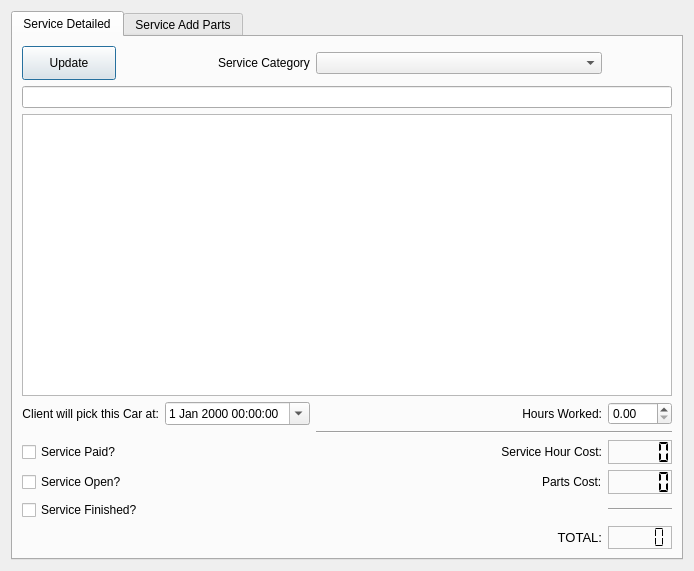
bedi1982/Oficina, file Client_Add_service.ui: the form before one commit.
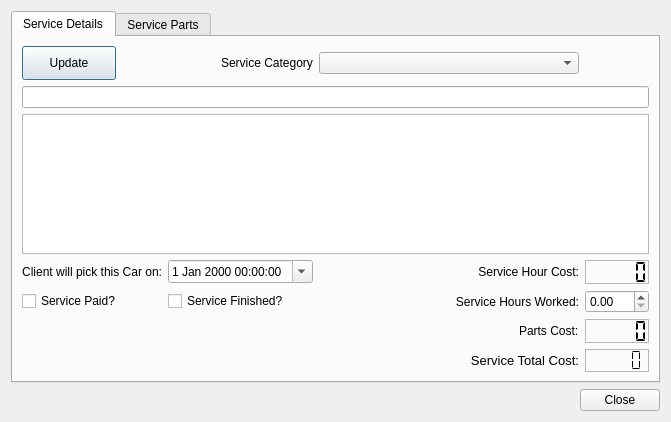
The form after the commit. Icons and pictures are not drawn.

Commit message: Bugfixes; Removal of employee related functions, this can be implemented when it actually is needed. Removed useless functions, moving to a more direct to the point application.

The edit to the form file:
```diff
--- a/Client_Add_service.ui
+++ b/Client_Add_service.ui
@@ -6,8 +6,8 @@
    <rect>
     <x>0</x>
     <y>0</y>
-    <width>694</width>
-    <height>571</height>
+    <width>671</width>
+    <height>422</height>
    </rect>
   </property>
   <property name="windowTitle">
@@ -18,31 +18,46 @@
     <normaloff>:/emoticons/service.png</normaloff>:/emoticons/service.png</iconset>
   </property>
   <layout class="QGridLayout" name="gridLayout">
-   <item row="1" column="0">
+   <item row="6" column="0">
     <widget class="QTabWidget" name="tabWidget">
      <property name="currentIndex">
       <number>0</number>
      </property>
      <widget class="QWidget" name="ServiceDescription">
       <attribute name="title">
-       <string>Service Detailed</string>
+       <string>Service Details</string>
       </attribute>
       <layout class="QGridLayout" name="gridLayout_2">
-       <item row="13" column="3">
-        <widget class="Line" name="line_2">
-         <property name="orientation">
-          <enum>Qt::Horizontal</enum>
+       <item row="10" column="4">
+        <widget class="QDoubleSpinBox" name="Spin_Hand_Work_Hours">
+         <property name="enabled">
+          <bool>true</bool>
          </property>
+         <property name="sizePolicy">
+          <sizepolicy hsizetype="Fixed" vsizetype="Fixed">
+           <horstretch>0</horstretch>
+           <verstretch>0</verstretch>
+          </sizepolicy>
+         </property>
+         <property name="maximum">
+          <double>999.000000000000000</double>
+         </property>
+         <property name="singleStep">
+          <double>1.000000000000000</double>
+         </property>
         </widget>
        </item>
-       <item row="8" column="2" colspan="2">
-        <widget class="Line" name="line">
-         <property name="orientation">
-          <enum>Qt::Horizontal</enum>
+       <item row="10" column="1">
+        <widget class="QCheckBox" name="check_Finished">
+         <property name="enabled">
+          <bool>true</bool>
          </property>
+         <property name="text">
+          <string>Service Finished?</string>
+         </property>
         </widget>
        </item>
-       <item row="4" column="0" colspan="4">
+       <item row="4" column="0" colspan="5">
         <widget class="QLineEdit" name="line_ServiceShortDescription">
          <property name="focusPolicy">
           <enum>Qt::NoFocus</enum>
@@ -52,79 +67,6 @@
          </property>
         </widget>
        </item>
-       <item row="12" column="3">
-        <widget class="QLCDNumber" name="lcd_Parts_Cost_2">
-         <property name="sizePolicy">
-          <sizepolicy hsizetype="Fixed" vsizetype="Fixed">
-           <horstretch>0</horstretch>
-           <verstretch>0</verstretch>
-          </sizepolicy>
-         </property>
-         <property name="minimumSize">
-          <size>
-           <width>0</width>
-           <height>24</height>
-          </size>
-         </property>
-         <property name="maximumSize">
-          <size>
-           <width>75</width>
-           <height>32</height>
-          </size>
-         </property>
-         <property name="frameShape">
-          <enum>QFrame::StyledPanel</enum>
-         </property>
-         <property name="segmentStyle">
-          <enum>QLCDNumber::Flat</enum>
-         </property>
-        </widget>
-       </item>
-       <item row="11" column="3">
-        <widget class="QLCDNumber" name="lcd_Hour_cost">
-         <property name="sizePolicy">
-          <sizepolicy hsizetype="Fixed" vsizetype="Fixed">
-           <horstretch>0</horstretch>
-           <verstretch>0</verstretch>
-          </sizepolicy>
-         </property>
-         <property name="minimumSize">
-          <size>
-           <width>0</width>
-           <height>24</height>
-          </size>
-         </property>
-         <property name="maximumSize">
-          <size>
-           <width>75</width>
-           <height>32</height>
-          </size>
-         </property>
-         <property name="frameShape">
-          <enum>QFrame::StyledPanel</enum>
-         </property>
-         <property name="segmentStyle">
-          <enum>QLCDNumber::Flat</enum>
-         </property>
-        </widget>
-       </item>
-       <item row="11" column="2">
-        <widget class="QLabel" name="label_Hour_Cosr">
-         <property name="text">
-          <string>Service Hour Cost:</string>
-         </property>
-         <property name="alignment">
-          <set>Qt::AlignRight|Qt::AlignTrailing|Qt::AlignVCenter</set>
-         </property>
-        </widget>
-       </item>
-       <item row="14" column="0" colspan="2">
-        <widget class="QLabel" name="label_feedback">
-         <property name="text">
-          <string/>
-         </property>
-        </widget>
-       </item>
        <item row="0" column="0">
         <widget class="QPushButton" name="btn_Update_Service_description">
          <property name="enabled">
@@ -154,48 +96,7 @@
          </property>
         </widget>
        </item>
-       <item row="14" column="3">
-        <widget class="QLCDNumber" name="lcd_Service_Total">
-         <property name="sizePolicy">
-          <sizepolicy hsizetype="Fixed" vsizetype="Fixed">
-           <horstretch>0</horstretch>
-           <verstretch>0</verstretch>
-          </sizepolicy>
-         </property>
-         <property name="frameShape">
-          <enum>QFrame::StyledPanel</enum>
-         </property>
-         <property name="smallDecimalPoint">
-          <bool>false</bool>
-         </property>
-         <property name="segmentStyle">
-          <enum>QLCDNumber::Flat</enum>
-         </property>
-        </widget>
-       </item>
-       <item row="12" column="2" alignment="Qt::AlignRight">
-        <widget class="QLabel" name="label">
-         <property name="text">
-          <string>Parts Cost:</string>
-         </property>
-        </widget>
-       </item>
-       <item row="14" column="2">
-        <widget class="QLabel" name="lbl_totlaServiceCost">
-         <property name="font">
-          <font>
-           <pointsize>10</pointsize>
-          </font>
-         </property>
-         <property name="text">
-          <string>TOTAL:</string>
-         </property>
-         <property name="alignment">
-          <set>Qt::AlignRight|Qt::AlignTrailing|Qt::AlignVCenter</set>
-         </property>
-        </widget>
-       </item>
-       <item row="5" column="0" colspan="4">
+       <item row="5" column="0" colspan="5">
         <widget class="QTextEdit" name="txt_Servicedescription">
          <property name="focusPolicy">
           <enum>Qt::NoFocus</enum>
@@ -212,35 +113,6 @@
          </property>
         </widget>
        </item>
-       <item row="7" column="3">
-        <widget class="QDoubleSpinBox" name="Spin_Hand_Work_Hours">
-         <property name="enabled">
-          <bool>true</bool>
-         </property>
-         <property name="sizePolicy">
-          <sizepolicy hsizetype="Fixed" vsizetype="Fixed">
-           <horstretch>0</horstretch>
-           <verstretch>0</verstretch>
-          </sizepolicy>
-         </property>
-         <property name="maximum">
-          <double>999.000000000000000</double>
-         </property>
-         <property name="singleStep">
-          <double>1.000000000000000</double>
-         </property>
-        </widget>
-       </item>
-       <item row="7" column="2">
-        <widget class="QLabel" name="lbl_InsertWorkCost">
-         <property name="text">
-          <string>Hours Worked:</string>
-         </property>
-         <property name="alignment">
-          <set>Qt::AlignRight|Qt::AlignTrailing|Qt::AlignVCenter</set>
-         </property>
-        </widget>
-       </item>
        <item row="7" column="0">
         <widget class="QLabel" name="label_Client_Return_Date">
          <property name="sizePolicy">
@@ -250,7 +122,7 @@
           </sizepolicy>
          </property>
          <property name="text">
-          <string>Client will pick this Car at:</string>
+          <string>Client will pick this Car on:</string>
          </property>
          <property name="alignment">
           <set>Qt::AlignRight|Qt::AlignTrailing|Qt::AlignVCenter</set>
@@ -297,27 +169,7 @@
          </property>
         </widget>
        </item>
-       <item row="0" column="2">
-        <widget class="QComboBox" name="comboBox"/>
-       </item>
-       <item row="13" column="0">
-        <widget class="QCheckBox" name="check_Finished">
-         <property name="enabled">
-          <bool>true</bool>
-         </property>
-         <property name="text">
-          <string>Service Finished?</string>
-         </property>
-        </widget>
-       </item>
-       <item row="12" column="0">
-        <widget class="QCheckBox" name="checkBox">
-         <property name="text">
-          <string>Service Open?</string>
-         </property>
-        </widget>
-       </item>
-       <item row="11" column="0">
+       <item row="10" column="0">
         <widget class="QCheckBox" name="check_Paid">
          <property name="enabled">
           <bool>true</bool>
@@ -327,11 +179,146 @@
          </property>
         </widget>
        </item>
+       <item row="11" column="4">
+        <widget class="QLCDNumber" name="lcd_Parts_Cost_2">
+         <property name="sizePolicy">
+          <sizepolicy hsizetype="Fixed" vsizetype="Fixed">
+           <horstretch>0</horstretch>
+           <verstretch>0</verstretch>
+          </sizepolicy>
+         </property>
+         <property name="minimumSize">
+          <size>
+           <width>0</width>
+           <height>24</height>
+          </size>
+         </property>
+         <property name="maximumSize">
+          <size>
+           <width>75</width>
+           <height>32</height>
+          </size>
+         </property>
+         <property name="frameShape">
+          <enum>QFrame::StyledPanel</enum>
+         </property>
+         <property name="segmentStyle">
+          <enum>QLCDNumber::Flat</enum>
+         </property>
+        </widget>
+       </item>
+       <item row="16" column="3">
+        <widget class="QLabel" name="lbl_totlaServiceCost">
+         <property name="font">
+          <font>
+           <pointsize>10</pointsize>
+          </font>
+         </property>
+         <property name="autoFillBackground">
+          <bool>false</bool>
+         </property>
+         <property name="styleSheet">
+          <string notr="true">border-color: rgb(0, 170, 0);
+border-top-color: rgb(0, 170, 0);</string>
+         </property>
+         <property name="text">
+          <string>Service Total Cost:</string>
+         </property>
+         <property name="alignment">
+          <set>Qt::AlignRight|Qt::AlignTrailing|Qt::AlignVCenter</set>
+         </property>
+        </widget>
+       </item>
+       <item row="11" column="3" alignment="Qt::AlignRight">
+        <widget class="QLabel" name="label">
+         <property name="text">
+          <string>Parts Cost:</string>
+         </property>
+        </widget>
+       </item>
+       <item row="16" column="4">
+        <widget class="QLCDNumber" name="lcd_Service_Total">
+         <property name="sizePolicy">
+          <sizepolicy hsizetype="Fixed" vsizetype="Fixed">
+           <horstretch>0</horstretch>
+           <verstretch>0</verstretch>
+          </sizepolicy>
+         </property>
+         <property name="font">
+          <font>
+           <pointsize>16</pointsize>
+          </font>
+         </property>
+         <property name="styleSheet">
+          <string notr="true"/>
+         </property>
+         <property name="frameShape">
+          <enum>QFrame::StyledPanel</enum>
+         </property>
+         <property name="smallDecimalPoint">
+          <bool>false</bool>
+         </property>
+         <property name="segmentStyle">
+          <enum>QLCDNumber::Flat</enum>
+         </property>
+        </widget>
+       </item>
+       <item row="10" column="3" alignment="Qt::AlignRight">
+        <widget class="QLabel" name="lbl_InsertWorkCost">
+         <property name="text">
+          <string>Service Hours Worked:</string>
+         </property>
+         <property name="alignment">
+          <set>Qt::AlignRight|Qt::AlignTrailing|Qt::AlignVCenter</set>
+         </property>
+        </widget>
+       </item>
+       <item row="7" column="4">
+        <widget class="QLCDNumber" name="lcd_Hour_cost">
+         <property name="sizePolicy">
+          <sizepolicy hsizetype="Fixed" vsizetype="Fixed">
+           <horstretch>0</horstretch>
+           <verstretch>0</verstretch>
+          </sizepolicy>
+         </property>
+         <property name="minimumSize">
+          <size>
+           <width>0</width>
+           <height>24</height>
+          </size>
+         </property>
+         <property name="maximumSize">
+          <size>
+           <width>75</width>
+           <height>32</height>
+          </size>
+         </property>
+         <property name="frameShape">
+          <enum>QFrame::StyledPanel</enum>
+         </property>
+         <property name="segmentStyle">
+          <enum>QLCDNumber::Flat</enum>
+         </property>
+        </widget>
+       </item>
+       <item row="7" column="3">
+        <widget class="QLabel" name="label_Hour_Cosr">
+         <property name="text">
+          <string>Service Hour Cost:</string>
+         </property>
+         <property name="alignment">
+          <set>Qt::AlignRight|Qt::AlignTrailing|Qt::AlignVCenter</set>
+         </property>
+        </widget>
+       </item>
+       <item row="0" column="2" colspan="2">
+        <widget class="QComboBox" name="comboBox"/>
+       </item>
       </layout>
      </widget>
      <widget class="QWidget" name="ServiceParts">
       <attribute name="title">
-       <string>Service Add Parts</string>
+       <string>Service Parts</string>
       </attribute>
       <layout class="QGridLayout" name="gridLayout_4">
        <item row="0" column="1" alignment="Qt::AlignLeft">
@@ -423,6 +410,16 @@
      </widget>
     </widget>
    </item>
+   <item row="7" column="0">
+    <widget class="QDialogButtonBox" name="buttonBox">
+     <property name="styleSheet">
+      <string notr="true"/>
+     </property>
+     <property name="standardButtons">
+      <set>QDialogButtonBox::Close</set>
+     </property>
+    </widget>
+   </item>
   </layout>
  </widget>
  <tabstops>
```
Left out of the diff: 1 changed line with no effect on the pictures. The commit also changes 10 other files.
